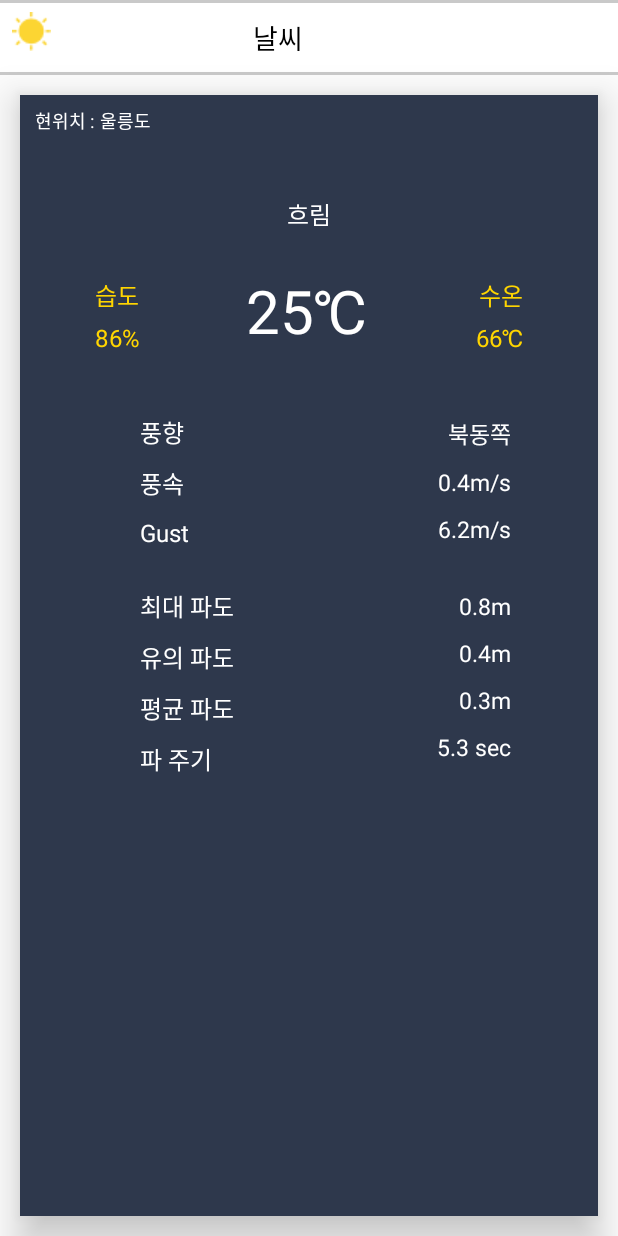
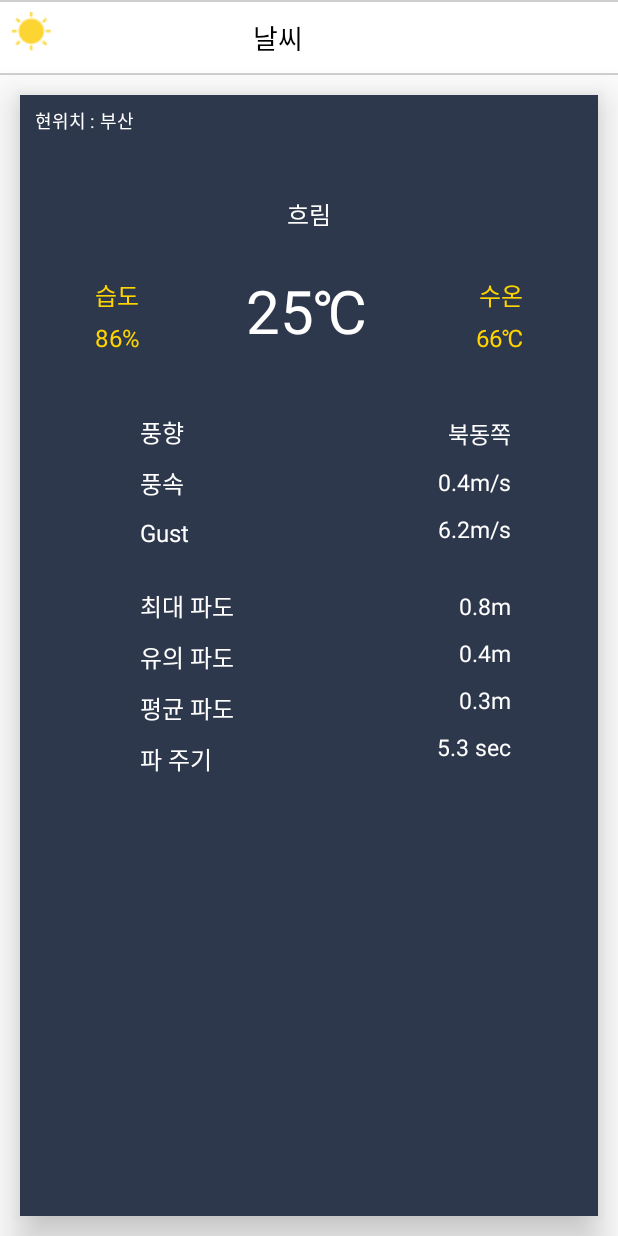
Before and after one commit to juyonglee79/Hackathon, an Android app: the NightWeatherActivity screen opened directly, with no data from a screen before it, on a phone screen of 412 x 824 dp. Run offline under Robolectric (Android 15) with nearby library versions, the light colour scheme and no system bars.

Commit message:
modified edittext and activity_weather

```diff
--- a/app/src/main/AndroidManifest.xml
+++ b/app/src/main/AndroidManifest.xml
@@ -32,6 +32,7 @@
         <activity android:name=".OvernightWeatherActivity"
             tools:ignore="DuplicateActivity" />
         <activity android:name=".LocationActivity"/>
+        <activity android:name=".ContentMainActivity"/>
     </application>
 
 </manifest>
--- a/app/src/main/java/com/dsm2018/project/MainActivity.java
+++ b/app/src/main/java/com/dsm2018/project/MainActivity.java
@@ -17,7 +17,7 @@ import java.util.Date;
 import java.util.Locale;
 
 public class MainActivity extends AppCompatActivity
-        implements NavigationView.OnNavigationItemSelectedListener {
+        implements NavigationView.OnNavigationItemSelectedListener{
 
     long now = System.currentTimeMillis();
 
@@ -49,7 +49,6 @@ public class MainActivity extends AppCompatActivity
         NavigationView navigationView = (NavigationView) findViewById(R.id.nav_view);
         navigationView.setNavigationItemSelectedListener(this);
     }
-
     @Override
     public void onBackPressed() {
         DrawerLayout drawer = (DrawerLayout) findViewById(R.id.drawer_layout);
--- a/app/src/main/res/drawable/edittext.xml
+++ b/app/src/main/res/drawable/edittext.xml
@@ -1,10 +1,13 @@
 <?xml version="1.0" encoding="utf-8"?>
-<layer-list xmlns:android="http://schemas.android.com/apk/res/android">
-
-    <item>
-        <shape android:shape="rectangle">
-            <stroke android:width = "2dp" android:color = "#c9c9c9"/>
-            <solid android:color = "#ffffff"/>
-        </shape>
-    </item>
-</layer-list>
+<shape xmlns:android="http://schemas.android.com/apk/res/android"
+    android:shape="rectangle" android:padding="10dp">
+    <solid android:color="#ffffff"/>
+    <corners
+        android:bottomRightRadius="3dp"
+        android:bottomLeftRadius="3dp"
+        android:topLeftRadius="3dp"
+        android:topRightRadius="3dp"/>
+    <stroke android:width="1dp"
+        android:color="#cfcfcf"
+        />
+</shape>
--- a/app/src/main/res/layout/activity_weather_night.xml
+++ b/app/src/main/res/layout/activity_weather_night.xml
@@ -62,7 +62,7 @@
             android:layout_height="wrap_content"
             android:layout_marginStart="1dp"
             android:layout_marginTop="8dp"
-            android:text="울릉도"
+            android:text="부산"
             android:textSize="12sp"
             android:textColor="#ffffff"
             app:layout_constraintStart_toEndOf="@+id/where"
--- a/app/src/main/res/layout/activity_weather_overnight.xml
+++ b/app/src/main/res/layout/activity_weather_overnight.xml
@@ -63,7 +63,7 @@
             android:layout_height="wrap_content"
             android:layout_marginStart="1dp"
             android:layout_marginTop="8dp"
-            android:text="울릉도"
+            android:text="부산"
             android:textColor="#122e54"
             android:textSize="12sp"
             app:layout_constraintStart_toEndOf="@+id/where"
--- a/app/src/main/res/layout/content_main.xml
+++ b/app/src/main/res/layout/content_main.xml
@@ -5,10 +5,10 @@
     android:layout_width="match_parent"
     android:layout_height="match_parent"
     app:layout_behavior="@string/appbar_scrolling_view_behavior"
-    tools:context=".MainActivity"
     tools:showIn="@layout/app_bar_main">
 
     <TextView
+        android:id="@+id/text"
         android:layout_width="wrap_content"
         android:layout_height="wrap_content"
         android:text="sdfsafsdfadsfasdf"/>
```
Also changed, not shown: app/src/main/java/com/dsm2018/project/ContentMainActivity.java (added, +71 -0 lines).
